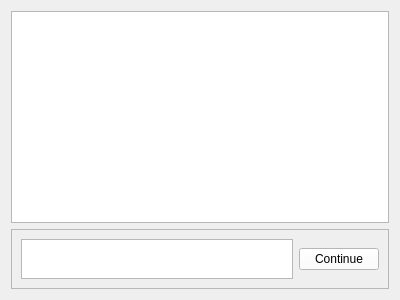
Old version of the form CyberFleet/ClientGUI/ui/licensearea.ui in the repository ibicdlcod/GuoMuoRuoProject.
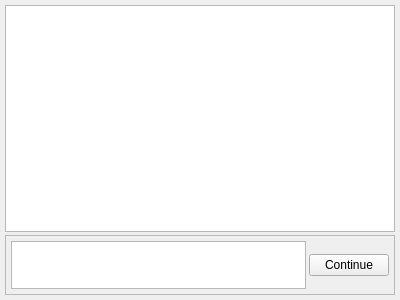
New version of the form.

```diff
--- a/CyberFleet/ClientGUI/ui/licensearea.ui
+++ b/CyberFleet/ClientGUI/ui/licensearea.ui
@@ -17,6 +17,21 @@
    <string notr="true"/>
   </property>
   <layout class="QVBoxLayout" name="verticalLayout">
+   <property name="spacing">
+    <number>3</number>
+   </property>
+   <property name="leftMargin">
+    <number>5</number>
+   </property>
+   <property name="topMargin">
+    <number>5</number>
+   </property>
+   <property name="rightMargin">
+    <number>5</number>
+   </property>
+   <property name="bottomMargin">
+    <number>5</number>
+   </property>
    <item>
     <widget class="QTextBrowser" name="LicenseText">
      <property name="enabled">
@@ -51,6 +66,21 @@
       <enum>QFrame::Raised</enum>
      </property>
      <layout class="QHBoxLayout" name="horizontalLayout_2">
+      <property name="spacing">
+       <number>3</number>
+      </property>
+      <property name="leftMargin">
+       <number>5</number>
+      </property>
+      <property name="topMargin">
+       <number>5</number>
+      </property>
+      <property name="rightMargin">
+       <number>5</number>
+      </property>
+      <property name="bottomMargin">
+       <number>5</number>
+      </property>
       <item>
        <widget class="QTextBrowser" name="Naganami">
         <property name="sizePolicy">
@@ -70,8 +100,7 @@
          </sizepolicy>
         </property>
         <property name="styleSheet">
-         <string notr="true">background-color: rgb(255, 255, 255);
-color: rgb(0, 0, 0);</string>
+         <string notr="true"/>
         </property>
         <property name="text">
          <string extracomment="License Continue">Continue</string>
```
